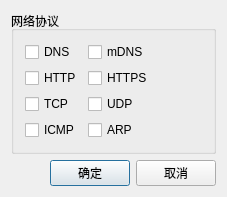
Above: control/ProtocolDialog.ui from xenginez/XSKY before the change. Below: the same form after it.
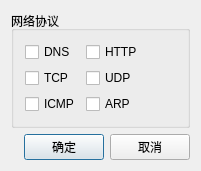
That is the form after the change.

Patch:
```diff
--- a/control/ProtocolDialog.ui
+++ b/control/ProtocolDialog.ui
@@ -6,8 +6,8 @@
    <rect>
     <x>0</x>
     <y>0</y>
-    <width>227</width>
-    <height>195</height>
+    <width>201</width>
+    <height>171</height>
    </rect>
   </property>
   <property name="windowTitle">
@@ -27,27 +27,6 @@
         </property>
        </widget>
       </item>
-      <item row="0" column="1">
-       <widget class="QCheckBox" name="checkBoxmDNS">
-        <property name="text">
-         <string>mDNS</string>
-        </property>
-       </widget>
-      </item>
-      <item row="1" column="0">
-       <widget class="QCheckBox" name="checkBoxHTTP">
-        <property name="text">
-         <string>HTTP</string>
-        </property>
-       </widget>
-      </item>
-      <item row="1" column="1">
-       <widget class="QCheckBox" name="checkBoxHTTPS">
-        <property name="text">
-         <string>HTTPS</string>
-        </property>
-       </widget>
-      </item>
       <item row="2" column="0">
        <widget class="QCheckBox" name="checkBoxTCP">
         <property name="text">
@@ -76,6 +55,13 @@
         </property>
        </widget>
       </item>
+      <item row="0" column="1">
+       <widget class="QCheckBox" name="checkBoxHTTP">
+        <property name="text">
+         <string>HTTP</string>
+        </property>
+       </widget>
+      </item>
      </layout>
     </widget>
    </item>
```
